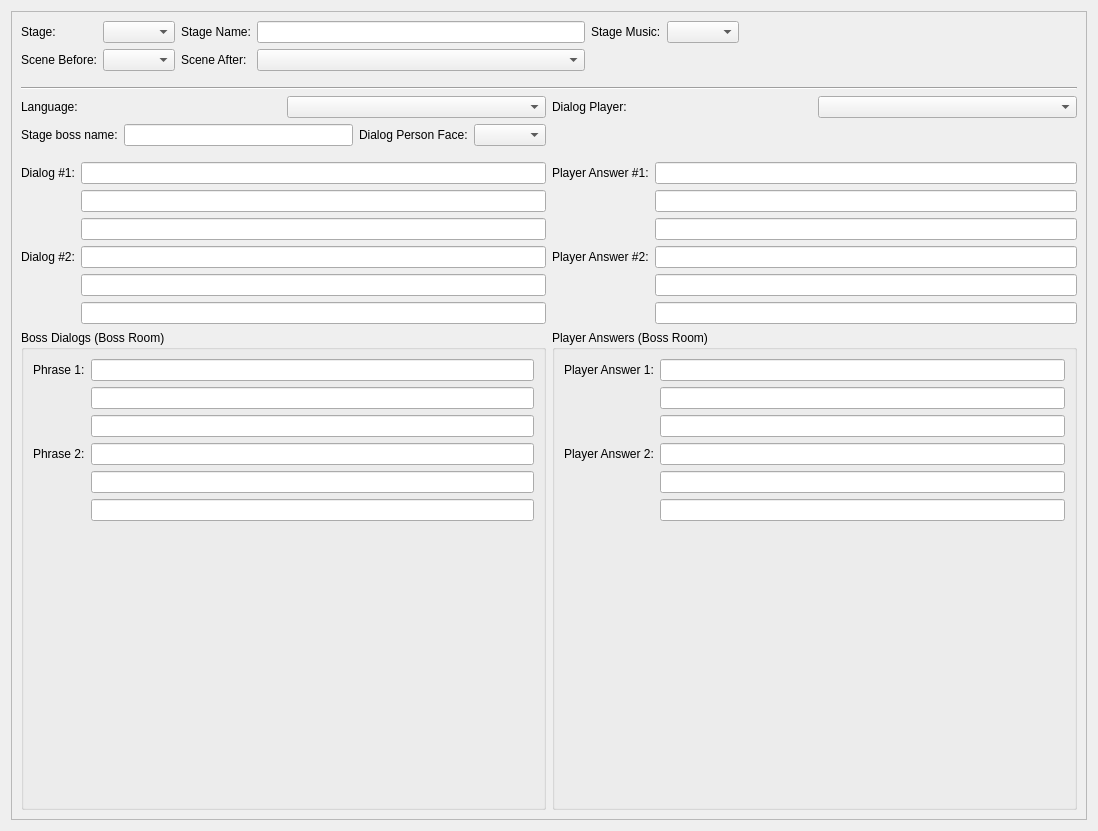
Before: the Qt Designer form editor/mainwindow_tab/stage_edit.ui in protoman/rockbot, drawn with Qt 5.
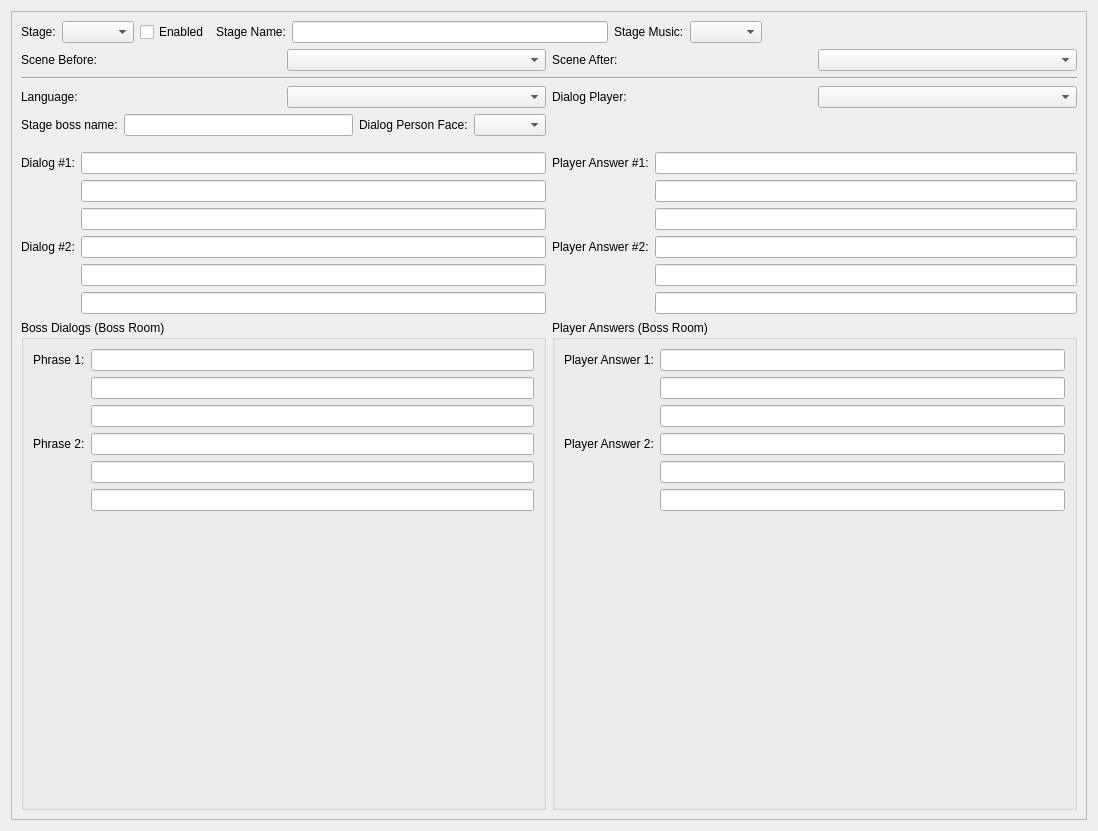
After: the same form once the commit is applied.

The edit to the form file:
```diff
--- a/editor/mainwindow_tab/stage_edit.ui
+++ b/editor/mainwindow_tab/stage_edit.ui
@@ -32,11 +32,34 @@
        <item>
         <layout class="QGridLayout" name="gridLayout_4">
          <property name="rightMargin">
-          <number>10</number>
+          <number>0</number>
          </property>
          <property name="bottomMargin">
-          <number>10</number>
+          <number>0</number>
          </property>
+         <item row="0" column="6">
+          <widget class="QComboBox" name="stages_tab_bgmusic_combo"/>
+         </item>
+         <item row="0" column="7">
+          <spacer name="horizontalSpacer">
+           <property name="orientation">
+            <enum>Qt::Horizontal</enum>
+           </property>
+           <property name="sizeHint" stdset="0">
+            <size>
+             <width>40</width>
+             <height>20</height>
+            </size>
+           </property>
+          </spacer>
+         </item>
+         <item row="0" column="5">
+          <widget class="QLabel" name="label_13">
+           <property name="text">
+            <string>Stage Music:</string>
+           </property>
+          </widget>
+         </item>
          <item row="0" column="1">
           <widget class="QComboBox" name="stages_tab_stage_combo"/>
          </item>
@@ -47,20 +70,7 @@
            </property>
           </widget>
          </item>
-         <item row="5" column="0">
-          <widget class="QLabel" name="label_4">
-           <property name="text">
-            <string>Scene Before:</string>
-           </property>
-          </widget>
-         </item>
-         <item row="5" column="1">
-          <widget class="QComboBox" name="cutscenePre_comboBox"/>
-         </item>
-         <item row="0" column="5">
-          <widget class="QComboBox" name="stages_tab_bgmusic_combo"/>
-         </item>
-         <item row="0" column="2">
+         <item row="0" column="3">
           <widget class="QLabel" name="label_7">
            <property name="text">
             <string>Stage Name:</string>
@@ -68,42 +78,46 @@
           </widget>
          </item>
          <item row="0" column="4">
-          <widget class="QLabel" name="label_13">
-           <property name="text">
-            <string>Stage Music:</string>
-           </property>
-          </widget>
-         </item>
-         <item row="0" column="3">
           <widget class="QLineEdit" name="stages_tab_stage_name_lineedit">
            <property name="maxLength">
             <number>30</number>
            </property>
           </widget>
          </item>
-         <item row="5" column="2">
+         <item row="0" column="2">
+          <widget class="QCheckBox" name="checkBox">
+           <property name="text">
+            <string>Enabled</string>
+           </property>
+          </widget>
+         </item>
+        </layout>
+       </item>
+       <item>
+        <layout class="QGridLayout" name="gridLayout_5">
+         <property name="topMargin">
+          <number>0</number>
+         </property>
+         <item row="0" column="1">
+          <widget class="QComboBox" name="cutscenePre_comboBox"/>
+         </item>
+         <item row="0" column="3">
+          <widget class="QComboBox" name="cutscenePos_comboBox"/>
+         </item>
+         <item row="0" column="0">
+          <widget class="QLabel" name="label_4">
+           <property name="text">
+            <string>Scene Before:</string>
+           </property>
+          </widget>
+         </item>
+         <item row="0" column="2">
           <widget class="QLabel" name="label_6">
            <property name="text">
             <string>Scene After:</string>
            </property>
           </widget>
          </item>
-         <item row="5" column="3">
-          <widget class="QComboBox" name="cutscenePos_comboBox"/>
-         </item>
-         <item row="0" column="6">
-          <spacer name="horizontalSpacer">
-           <property name="orientation">
-            <enum>Qt::Horizontal</enum>
-           </property>
-           <property name="sizeHint" stdset="0">
-            <size>
-             <width>40</width>
-             <height>20</height>
-            </size>
-           </property>
-          </spacer>
-         </item>
         </layout>
        </item>
        <item>
```
Left out of the diff: 1 changed line with no effect on the pictures.
